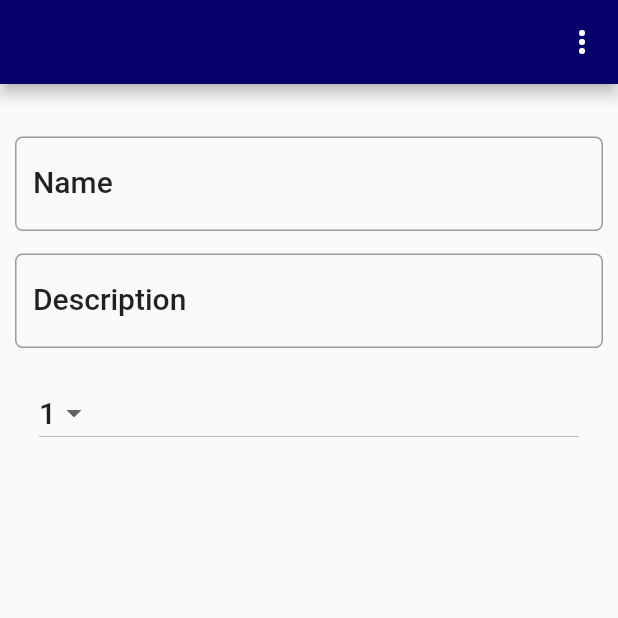
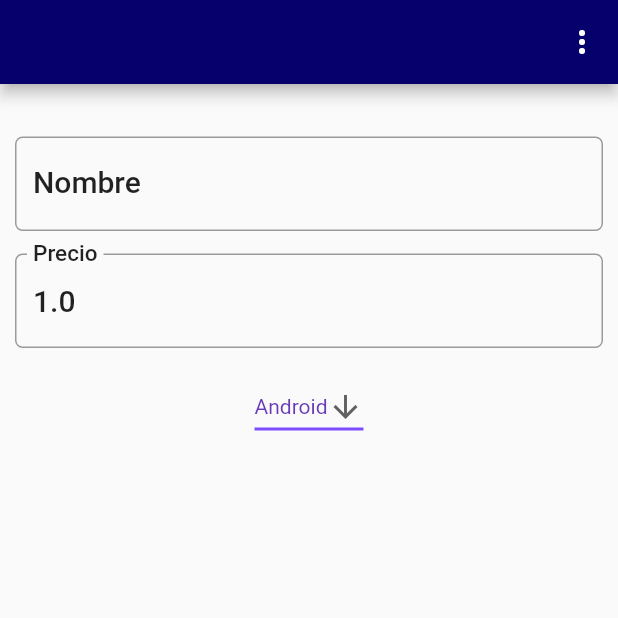
Before and after one commit to majerhua/CRUD_FLUTTER, a Flutter app: the screen it shows after launch, after a tap on the "add" icon, on a phone screen of 412 x 824 dp, the top half of it. Run offline on Flutter 3.47's test engine with Material 2 defaults, Android fonts, the phone set to English and light mode, and no system bars; our stand-ins replace font_awesome_flutter, sqflite; accounts and stored records are empty.

Commit message:
subiendo cambios

```diff
--- a/lib/infrastructure/sqflite_course_repository.dart
+++ b/lib/infrastructure/sqflite_course_repository.dart
@@ -39,7 +39,7 @@ class SqfliteCourseRepository implements CourseRepository {
   Future<List<Course>> getList() async {
     final db = await databaseMigration.db();
     var result = await db
-        .rawQuery("SELECT * FROM courses order by semester ASC, name ASC");
+        .rawQuery("SELECT * FROM courses order by techStack ASC, name ASC");
     List<Course> courses = assembler.fromList(result);
     return courses;
   }
--- a/lib/model/course.dart
+++ b/lib/model/course.dart
@@ -1,11 +1,9 @@
 class Course {
   int id;
   String name;
-  String description;
-  int semester;
-  int credits;
-  int research;
+  double price;
+  String techStack;
 
-  Course(this.name, this.semester, this.credits, this.research, [this.description]);
-  Course.withId(this.id, this.name, this.semester, this.credits, this.research, [this.description]);
+  Course(this.name, this.price, this.techStack);
+  Course.withId(this.id, this.name, this.price, this.techStack);
 }
--- a/lib/model/teacher.dart
+++ b/lib/model/teacher.dart
@@ -1,7 +1,8 @@
 class Teacher {
   int id;
   String name;
+  String grade;
 
-  Teacher(this.name);
-  Teacher.withId(this.id, this.name);
+  Teacher(this.name, this.grade);
+  Teacher.withId(this.id, this.name, this.grade);
 }
--- a/lib/pages/course_detail_page.dart
+++ b/lib/pages/course_detail_page.dart
@@ -6,13 +6,13 @@ import 'package:flutter_sqlite/model/course.dart';
 SqfliteCourseRepository courseRepository =
     SqfliteCourseRepository(DatabaseMigration.get);
 final List<String> choices = const <String>[
-  'Save Course & Back',
-  'Delete Course',
+  'Save Virtual Course & Back',
+  'Delete Virtual Course',
   'Back to List'
 ];
 
-const mnuSave = 'Save Course & Back';
-const mnuDelete = 'Delete Course';
+const mnuSave = 'Save Virtual Course & Back';
+const mnuDelete = 'Delete Virtual Course';
 const mnuBack = 'Back to List';
 
 class CourseDetailPage extends StatefulWidget {
@@ -26,17 +26,16 @@ class CourseDetailPage extends StatefulWidget {
 class CourseDetailPageState extends State<CourseDetailPage> {
   Course course;
   CourseDetailPageState(this.course);
-  final semesterList = [1, 2, 3, 4];
-  final creditList = [3, 4, 6, 8, 10];
-  int semester = 1;
-  int credits = 4;
-  TextEditingController nameController = TextEditingController();
-  TextEditingController descriptionController = TextEditingController();
+  List<String> techStackList = ["Android", "PHP", "SQL", "JAVA"];
+  String techStack = 'Android';
+  TextEditingController nombreController = TextEditingController();
+  TextEditingController priceController = TextEditingController();
 
   @override
   Widget build(BuildContext context) {
-    nameController.text = this.course.name;
-    descriptionController.text = course.description;
+    nombreController.text = this.course.name;
+    priceController.text = course.price.toString();
+
     TextStyle textStyle = Theme.of(context).textTheme.headline6;
     return Scaffold(
         appBar: AppBar(
@@ -63,11 +62,11 @@ class CourseDetailPageState extends State<CourseDetailPage> {
                 Column(
                   children: <Widget>[
                     TextField(
-                      controller: nameController,
+                      controller: nombreController,
                       style: textStyle,
                       onChanged: (value) => this.updateName(),
                       decoration: InputDecoration(
-                          labelText: "Name",
+                          labelText: "Nombre",
                           labelStyle: textStyle,
                           border: OutlineInputBorder(
                             borderRadius: BorderRadius.circular(5.0),
@@ -76,28 +75,39 @@ class CourseDetailPageState extends State<CourseDetailPage> {
                     Padding(
                         padding: EdgeInsets.only(top: 15.0, bottom: 15.0),
                         child: TextField(
-                          controller: descriptionController,
+                          controller: priceController,
                           style: textStyle,
-                          onChanged: (value) => this.updateDescription(),
+                          onChanged: (value) => this.updatePrice(),
                           decoration: InputDecoration(
-                              labelText: "Description",
+                              labelText: "Precio",
                               labelStyle: textStyle,
                               border: OutlineInputBorder(
                                 borderRadius: BorderRadius.circular(5.0),
                               )),
                         )),
-                    ListTile(
-                        title: DropdownButton<String>(
-                      items: semesterList.map((int value) {
-                        return DropdownMenuItem<String>(
-                          value: value.toString(),
-                          child: Text(value.toString()),
-                        );
-                      }).toList(),
-                      style: textStyle,
-                      value: retrieveSemester(course.semester).toString(),
-                      onChanged: (value) => updateSemester(value),
-                    ))
+                    DropdownButton<String>(
+                        value: techStack,
+                        icon: Icon(Icons.arrow_downward),
+                        iconSize: 24,
+                        elevation: 16,
+                        style: TextStyle(color: Colors.deepPurple),
+                        underline: Container(
+                          height: 2,
+                          color: Colors.deepPurpleAccent,
+                        ),
+                        onChanged: (String newValue) {
+                          course.techStack = newValue;
+                          setState(() {
+                            techStack = newValue;
+                          });
+                        },
+                        items: <String>["Android", "PHP", "SQL", "JAVA"]
+                            .map<DropdownMenuItem<String>>((String value) {
+                          return DropdownMenuItem<String>(
+                            value: value,
+                            child: Text(value),
+                          );
+                        }).toList())
                   ],
                 )
               ],
@@ -118,7 +128,7 @@ class CourseDetailPageState extends State<CourseDetailPage> {
         result = await courseRepository.delete(course);
         if (result != 0) {
           AlertDialog alertDialog = AlertDialog(
-            title: Text("Delete Course"),
+            title: Text("Delete Virtual Course"),
             content: Text("The Course has been deleted"),
           );
           showDialog(context: context, builder: (_) => alertDialog);
@@ -142,35 +152,22 @@ class CourseDetailPageState extends State<CourseDetailPage> {
     Navigator.pop(context, true);
   }
 
-  void updateSemester(String value) {
-    switch (value) {
-      case "1":
-        course.semester = 1;
-        break;
-      case "2":
-        course.semester = 2;
-        break;
-      case "3":
-        course.semester = 3;
-        break;
-      case "4":
-        course.semester = 4;
-        break;
-    }
+  void updateTechStack(String value) {
+    course.techStack = value;
     setState(() {
-      semester = int.parse(value);
+      techStack = value;
     });
   }
 
-  int retrieveSemester(int value) {
-    return semesterList[value - 1];
+  String retrieveTechStack(String value) {
+    return techStackList.firstWhere((element) => element == value);
   }
 
   void updateName() {
-    course.name = nameController.text;
+    course.name = nombreController.text;
   }
 
-  void updateDescription() {
-    course.description = descriptionController.text;
+  void updatePrice() {
+    course.price = double.tryParse(priceController.text);
   }
 }
--- a/lib/pages/home_page.dart
+++ b/lib/pages/home_page.dart
@@ -2,7 +2,6 @@ import 'package:flutter/material.dart';
 import 'package:font_awesome_flutter/font_awesome_flutter.dart';
 import 'package:flutter_sqlite/common/app_constants.dart';
 import 'package:flutter_sqlite/pages/course_list_page.dart';
-import 'package:flutter_sqlite/pages/student_list_page.dart';
 import 'package:flutter_sqlite/pages/teacher_list_page.dart';
 
 class HomePage extends StatefulWidget {
@@ -83,9 +82,6 @@ class HomePageState extends State<HomePage> {
               case 1:
                 content = TeacherListPage();
                 break;
-              case 2:
-                content = StudentListPage();
-                break;
             }
           });
         },
```
Also changed, not shown: lib/assemblers/course_assembler.dart (+8 -12 lines), lib/assemblers/student_assembler.dart (deleted, +0 -33 lines), lib/assemblers/teacher_assembler.dart (+7 -3 lines), lib/infrastructure/database_migration.dart (+4 -11 lines), lib/infrastructure/sqflite_student_repository.dart (deleted, +0 -52 lines), lib/infrastructure/student_repository.dart (deleted, +0 -10 lines), lib/pages/course_list_page.dart (+5 -24 lines), lib/pages/student_detail_page.dart (deleted, +0 -122 lines), lib/pages/student_list_page.dart (deleted, +0 -94 lines), lib/pages/teacher_detail_page.dart (+31 -6 lines), lib/pages/teacher_list_page.dart (+2 -21 lines).
